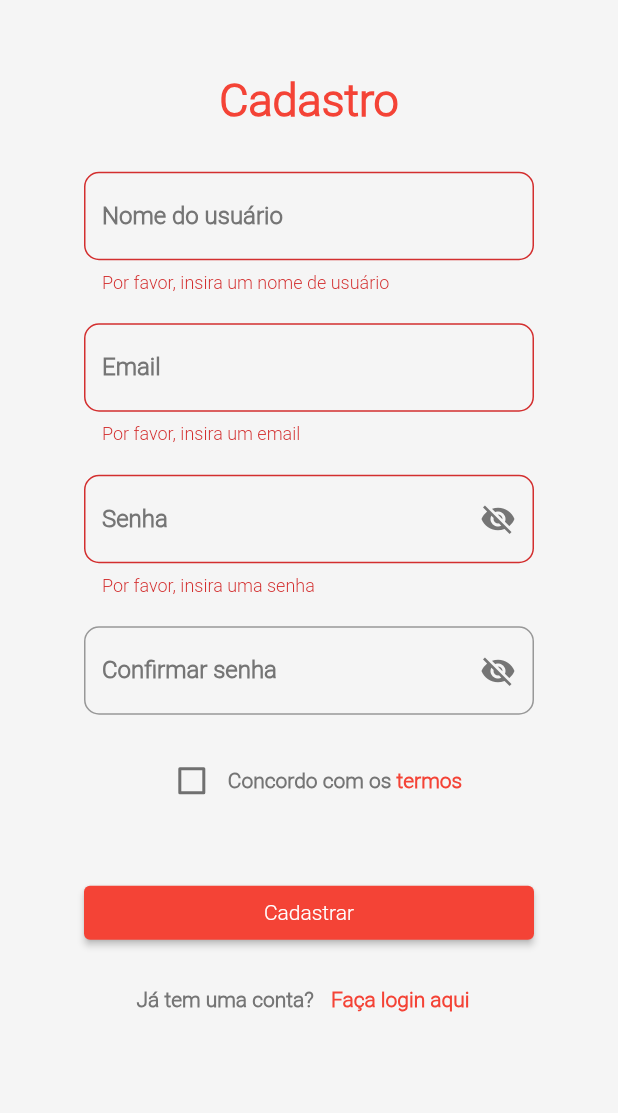
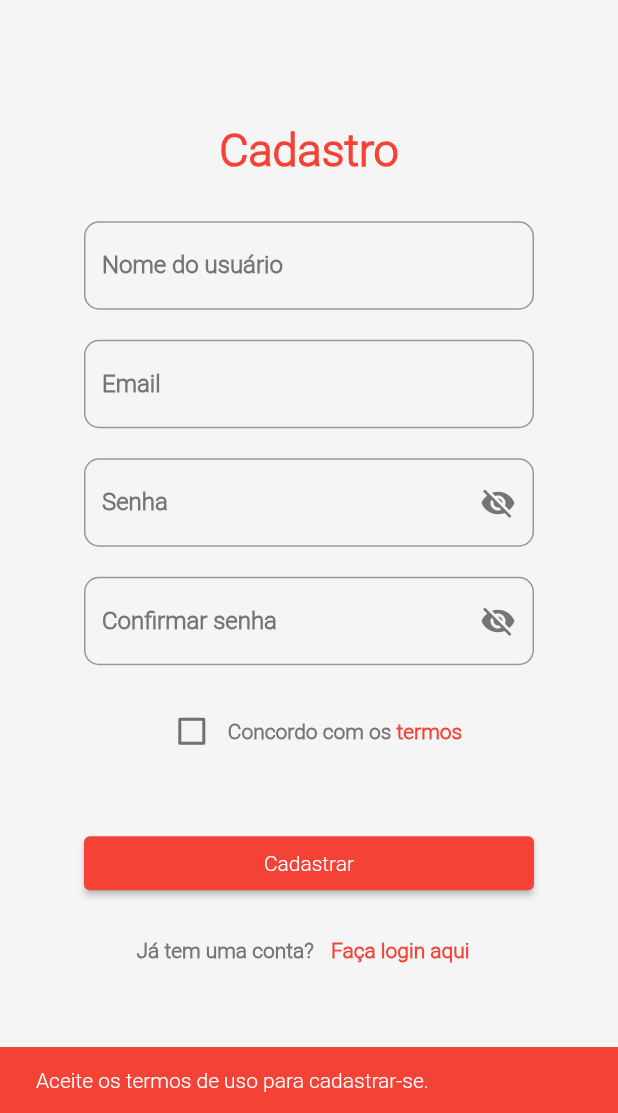
Before and after one commit to moisescorreaa/projeto-easycook, a Flutter app: the RegisterPage screen opened by its route, after a tap on "Cadastrar", on a phone screen of 412 x 824 dp, the part 123-1236 px from its top. Run offline on Flutter 3.47's test engine with Material 2 defaults, Android fonts, the light colour scheme and no system bars; our stand-ins replace cloud_firestore, firebase_auth, firebase_core, image_picker, quickalert; accounts and stored records are empty.

Commit message:
Terminando a register page, backend e frontend

```diff
--- a/lib/views/register-page.dart
+++ b/lib/views/register-page.dart
@@ -1,6 +1,8 @@
+import 'package:cloud_firestore/cloud_firestore.dart';
 import 'package:firebase_auth/firebase_auth.dart';
 import 'package:firebase_core/firebase_core.dart';
 import 'package:flutter/material.dart';
+import 'package:image_picker/image_picker.dart';
 import 'package:quickalert/quickalert.dart';
 
 class RegisterPage extends StatefulWidget {
@@ -10,13 +12,16 @@ class RegisterPage extends StatefulWidget {
 
 class _RegisterPageState extends State<RegisterPage> {
   FirebaseAuth auth = FirebaseAuth.instance;
+  FirebaseFirestore db = FirebaseFirestore.instance;
 
   final confirmaSenhaController = TextEditingController();
+  final usuarioController = TextEditingController();
 
   var _formKey = GlobalKey<FormState>();
   late String username;
   late String email;
   late String password;
+  late String? mensagemTermos;
 
   bool _showPassword = false;
   bool _agreeToTerms = false;
@@ -29,6 +34,13 @@ class _RegisterPageState extends State<RegisterPage> {
       return 'Por favor, insira uma senha mais forte';
     } else if (value != confirmaSenhaController.text) {
       return 'Senhas não conferem';
+    }
+    return null;
+  }
+
+  String? _validarConfirmarSenha(String? value) {
+    if (value == null || value.isEmpty) {
+      return 'Por favor, insira confirme sua senha';
     }
     return null;
   }
@@ -75,7 +87,30 @@ class _RegisterPageState extends State<RegisterPage> {
     }
   }
 
+  void showAlertTerms(String? mensagemTermos) {
+    ScaffoldMessenger.of(context).showSnackBar(
+      SnackBar(
+        backgroundColor: Colors.red,
+        content: Text(mensagemTermos!),
+      ),
+    );
+  }
+
+  void salvarDadosUsuario() {
+    String username = usuarioController.text;
+
+    Usuarios novoUsuario = Usuarios(
+      usernameUsuario: username,
+      id: auth.currentUser!.uid,
+    );
+
+    db
+        .collection('usuarios')
+        .add({'username': novoUsuario.usernameUsuario, 'uid': novoUsuario.id});
+  }
+
   registrar(BuildContext context) async {
+    if (_agreeToTerms == true) {
       if (_formKey.currentState!.validate()) {
         _formKey.currentState!.save();
         try {
@@ -83,7 +118,8 @@ class _RegisterPageState extends State<RegisterPage> {
           await auth.createUserWithEmailAndPassword(
               email: email, password: password);
 
-        showAlert(true, '');
+          showAlert(true, null);
+          salvarDadosUsuario();
         } on FirebaseAuthException catch (e) {
           if (e.code == 'weak-password') {
             showAlert(false, 'A senha é muito fraca.');
@@ -95,6 +131,9 @@ class _RegisterPageState extends State<RegisterPage> {
         } catch (e) {
           showAlert(false, 'Ocorreu um erro desconhecido');
         }
+      }
+    } else {
+      showAlertTerms('Aceite os termos de uso para cadastrar-se.');
     }
   }
 
@@ -199,6 +238,7 @@ class _RegisterPageState extends State<RegisterPage> {
                             ),
                           ),
                           validator: _validarUsuario,
+                          controller: usuarioController,
                         ),
                       ),
                       SizedBox(height: 20),
@@ -259,6 +299,7 @@ class _RegisterPageState extends State<RegisterPage> {
                         child: TextFormField(
                           controller: confirmaSenhaController,
                           obscureText: !_showConfirmPassword,
+                          validator: _validarConfirmarSenha,
                           decoration: InputDecoration(
                             labelText: "Confirmar senha",
                             labelStyle: TextStyle(
@@ -367,12 +408,14 @@ class _RegisterPageState extends State<RegisterPage> {
   }
 }
 
-class Usuario {
+class Usuarios {
   final String? usernameUsuario;
-  final String? uuid;
+  final String? id;
+  XFile? fotoPerfil;
 
-  Usuario({
+  Usuarios({
     required this.usernameUsuario,
-    required this.uuid,
+    required this.id,
+    this.fotoPerfil,
   });
 }
```
Lines whose indentation alone changed are shown as unchanged.
